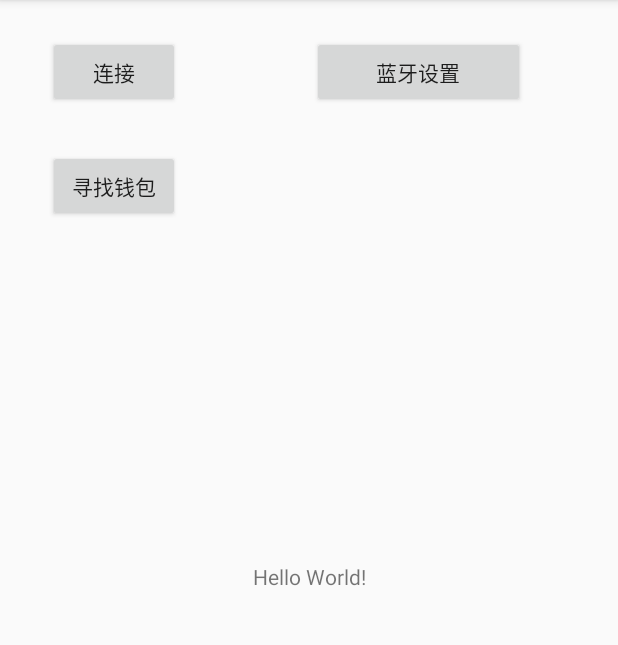
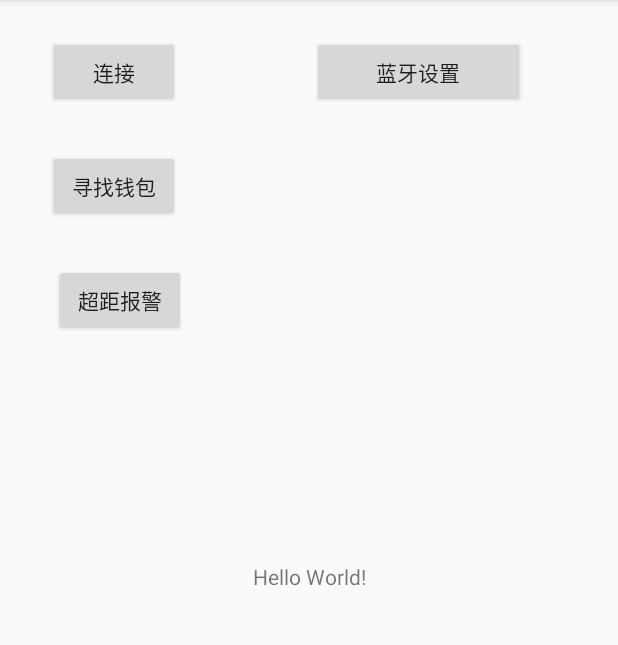
Before and after one commit to lonerlin/SmartWallet, an Android app: the MainActivity screen opened directly, with no data from a screen before it, on a phone screen of 412 x 824 dp, the part 84-729 px from its top. Run offline under Robolectric (Android 15) with nearby library versions, the phone set to English and light mode, and no system bars; 1 statement that could not run was skipped.

Commit message:
add Overrange Warn function.

```diff
--- a/app/src/main/AndroidManifest.xml
+++ b/app/src/main/AndroidManifest.xml
@@ -3,6 +3,7 @@
     package="nhlcgz.com.smartwallet">
     <uses-permission android:name="android.permission.BLUETOOTH" />
     <uses-permission android:name="android.permission.BLUETOOTH_ADMIN"/>
+    <uses-permission android:name="android.permission.VIBRATE" />
     <application
         android:allowBackup="true"
         android:icon="@mipmap/ic_launcher"
--- a/app/src/main/java/nhlcgz/com/smartwallet/MainActivity.java
+++ b/app/src/main/java/nhlcgz/com/smartwallet/MainActivity.java
@@ -10,6 +10,7 @@ import android.os.Bundle;
 import android.util.Log;
 import android.view.View;
 import android.widget.Button;
+import android.widget.TextView;
 
 public class MainActivity extends AppCompatActivity implements View.OnClickListener{
 
@@ -17,12 +18,20 @@ public class MainActivity extends AppCompatActivity implements View.OnClickListe
     Button bConnecting;
     Button bLookingfor;
     String deviceAddress;
+    Button bOverrangeWarn;
+    TextView tvInfo;
     private BTService.ConnectingBinder connectingBinder;
 
     private ServiceConnection connection=new ServiceConnection() {
         @Override
         public void onServiceConnected(ComponentName name, IBinder service) {
             connectingBinder=(BTService.ConnectingBinder)service;
+            connectingBinder.getService().setMessageListener(new MsgListener() {
+                @Override
+                public void stateChange(int msg) {
+                    tvInfo.setText(msg);
+                }
+            });
         }
 
         @Override
@@ -39,6 +48,9 @@ public class MainActivity extends AppCompatActivity implements View.OnClickListe
         bConnecting=(Button)findViewById(R.id.bConnecting);
         bLookingfor=(Button)findViewById(R.id.bLookingFor);
         bLookingfor.setOnClickListener(this);
+        tvInfo=(TextView)findViewById(R.id.tvInfo);
+        bOverrangeWarn=(Button)findViewById(R.id.bOverrangeWarn);
+        bOverrangeWarn.setOnClickListener(this);
         deviceAddress=readAddress("address");
 
         bindService();
@@ -112,6 +124,17 @@ public class MainActivity extends AppCompatActivity implements View.OnClickListe
                     connectingBinder.lookingFor(false);
                     bLookingfor.setText(R.string.lookingFor);
                 }
+                break;
+            case R.id.bOverrangeWarn:
+                if(bOverrangeWarn.getText().toString()==this.getString(R.string.overrangeWarn))
+                {
+                    connectingBinder.overrangeWarn(true);
+                    bOverrangeWarn.setText(R.string.stopOverrangeWarn);
+                }else {
+                    connectingBinder.overrangeWarn(false);
+                    bOverrangeWarn.setText(R.string.overrangeWarn);
+                }
+                break;
 
         }
     }
--- a/app/src/main/res/layout/activity_main.xml
+++ b/app/src/main/res/layout/activity_main.xml
@@ -7,6 +7,7 @@
     tools:context="nhlcgz.com.smartwallet.MainActivity">
 
     <TextView
+        android:id="@+id/tvInfo"
         android:layout_width="wrap_content"
         android:layout_height="wrap_content"
         android:text="Hello World!"
@@ -45,4 +46,14 @@
         app:layout_constraintStart_toStartOf="parent"
         app:layout_constraintTop_toBottomOf="@+id/bConnecting" />
 
+    <Button
+        android:id="@+id/bOverrangeWarn"
+        android:layout_width="wrap_content"
+        android:layout_height="wrap_content"
+        android:layout_marginStart="36dp"
+        android:layout_marginTop="28dp"
+        android:text="@string/overrangeWarn"
+        app:layout_constraintStart_toStartOf="parent"
+        app:layout_constraintTop_toBottomOf="@+id/bLookingFor" />
+
 </android.support.constraint.ConstraintLayout>
--- a/app/src/main/res/values/strings.xml
+++ b/app/src/main/res/values/strings.xml
@@ -4,4 +4,6 @@
     <string name="bluetoothSetting">蓝牙设置</string>
     <string name="lookingFor">寻找钱包</string>
     <string name="stopLookingFor">停止寻找</string>
+    <string name="overrangeWarn">超距报警</string>
+    <string name="stopOverrangeWarn"></string>取消超距报警
 </resources>
```
Also changed, not shown: app/src/main/java/nhlcgz/com/smartwallet/BTService.java (+53 -5 lines).
